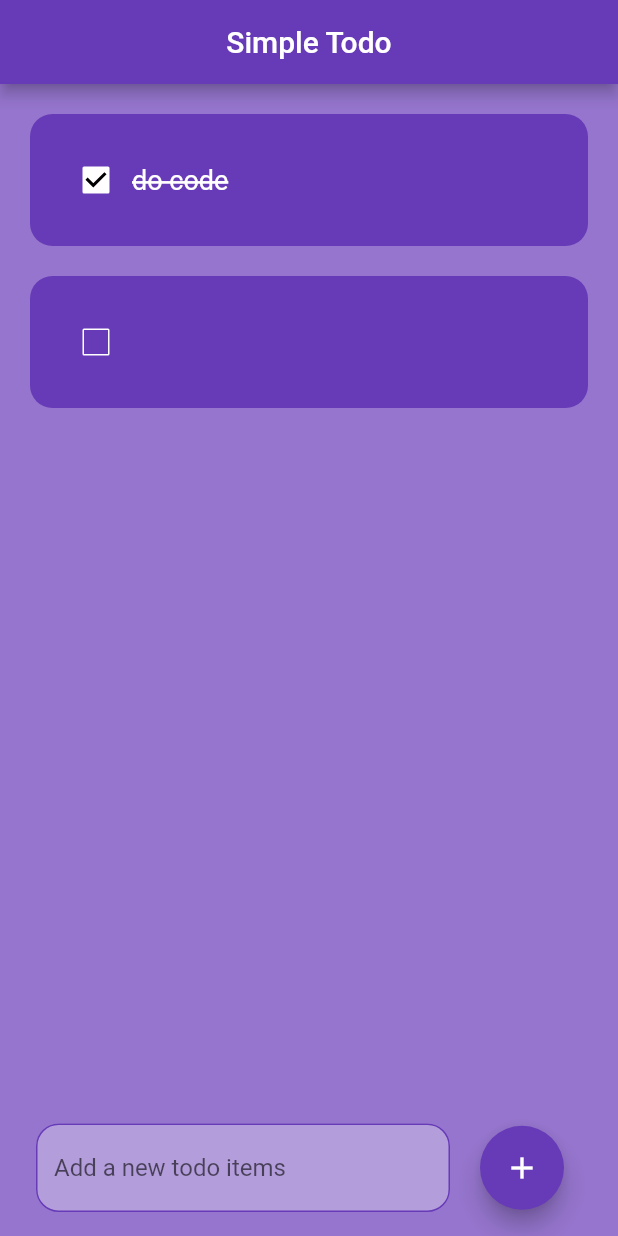
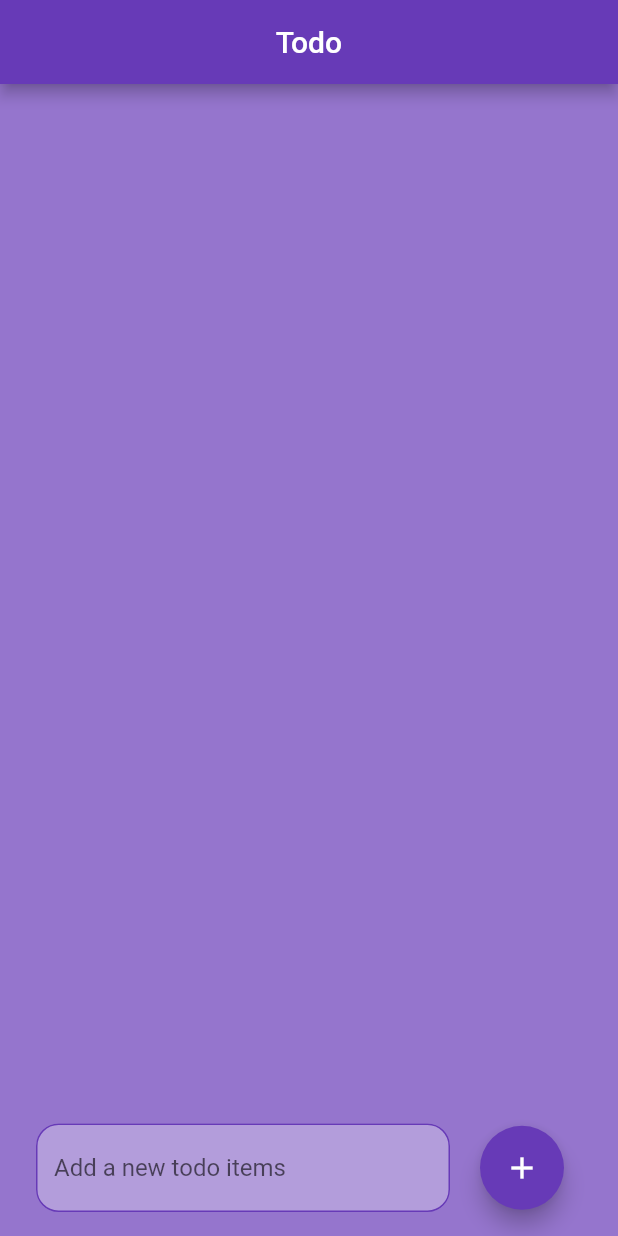
Before and after one commit to anjana-flutter/todo, a Flutter app: the screen it shows after launch, after a tap on the "add" icon, on a phone screen of 412 x 824 dp. Run offline on Flutter 3.47's test engine with Material 2 defaults, Android fonts, the phone set to English and light mode, and no system bars; drawn by our look-alikes of flutter_slidable.

```diff
--- a/lib/home/home.dart
+++ b/lib/home/home.dart
@@ -11,7 +11,7 @@ class HomePage extends StatefulWidget {
 class _HomePageState extends State<HomePage> {
   final _controller = TextEditingController();
   List toDoList = [
-    ['do code', true],
+    // ['do code', true],
 
   ];
 
@@ -20,8 +20,10 @@ class _HomePageState extends State<HomePage> {
       toDoList[index][1] = !toDoList[index][1];
     });
   }
-
   void saveNewTask() {
+    if (_controller.text.trim().isEmpty) {
+      return ;
+    }
     setState(() {
       toDoList.add([_controller.text, false]);
       _controller.clear();
@@ -40,7 +42,7 @@ class _HomePageState extends State<HomePage> {
       backgroundColor: Colors.deepPurple.shade300,
       appBar: AppBar(
         title: const Text(
-          'Simple Todo',
+          'Todo',
         ),
         centerTitle: true,
         backgroundColor: Colors.deepPurple,
```
